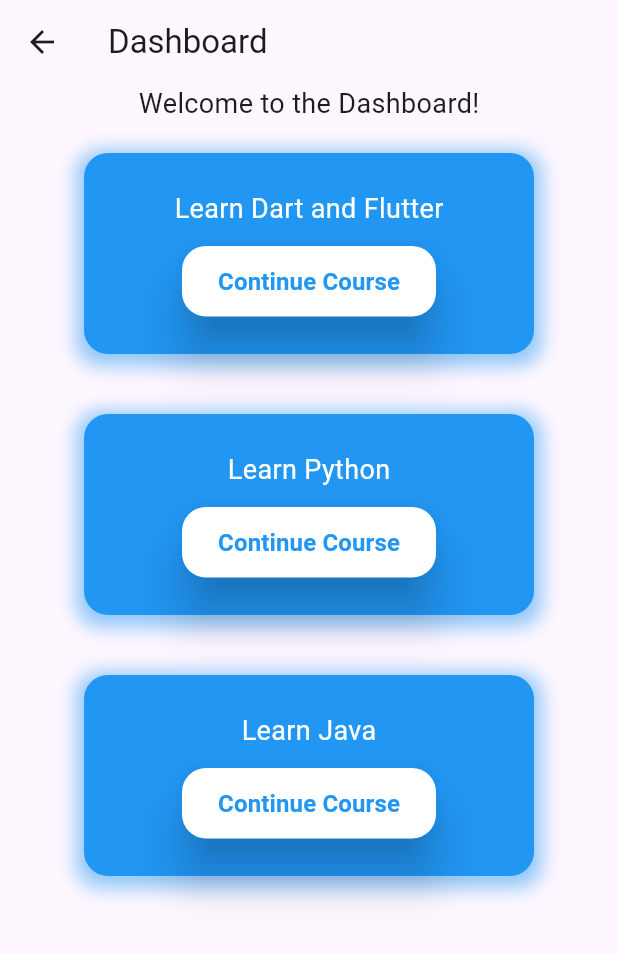
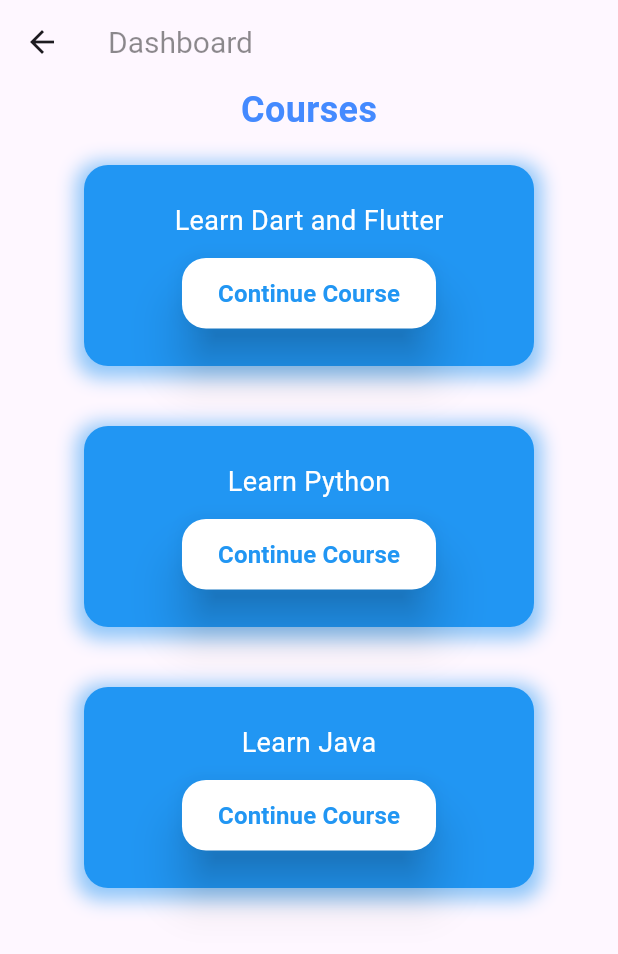
Before and after one commit to AlHasanSony/edtech_app, a Flutter app: the EnrolledCoursesScreen screen opened by its route, on a phone screen of 412 x 824 dp. Shown: the top 954 px of the screen. Run offline on Flutter 3.47's test engine with Material 3 defaults, Android fonts, the phone set to English and light mode, and no system bars; our stand-ins replace chewie, cloud_firestore, firebase_auth, firebase_core, video_player; accounts and stored records are empty.

Commit message:
dashboard screen has been updated

```diff
--- a/lib/screens/dashboard/dashboard_courses_screen.dart
+++ b/lib/screens/dashboard/dashboard_courses_screen.dart
@@ -1,4 +1,3 @@
-
 import 'package:flutter/cupertino.dart';
 import 'package:flutter/material.dart';
 import '../widgets/dashboard_screen_course_card.dart';
@@ -8,7 +7,14 @@ class EnrolledCoursesScreen extends StatelessWidget {
   Widget build(BuildContext context) {
     return Scaffold(
       appBar: AppBar(
-        title: Text('Dashboard'),
+        title: Text(
+          'Dashboard',
+          style: TextStyle(
+            fontWeight: FontWeight.w400,
+            fontSize: 20,
+            color: Colors.black45,
+          ),
+        ),
       ),
       body: SingleChildScrollView(
         child: Center(
@@ -16,8 +22,12 @@ class EnrolledCoursesScreen extends StatelessWidget {
             mainAxisAlignment: MainAxisAlignment.center,
             children: [
               Text(
-                'Welcome to the Dashboard!',
-                style: TextStyle(fontSize: 18.0),
+                'Courses',
+                style: TextStyle(
+                  fontSize: 24.0,
+                  fontWeight: FontWeight.bold,
+                  color: Colors.blueAccent,
+                ),
               ),
               CustomContainer(
                 title: 'Learn Dart and Flutter',
```
